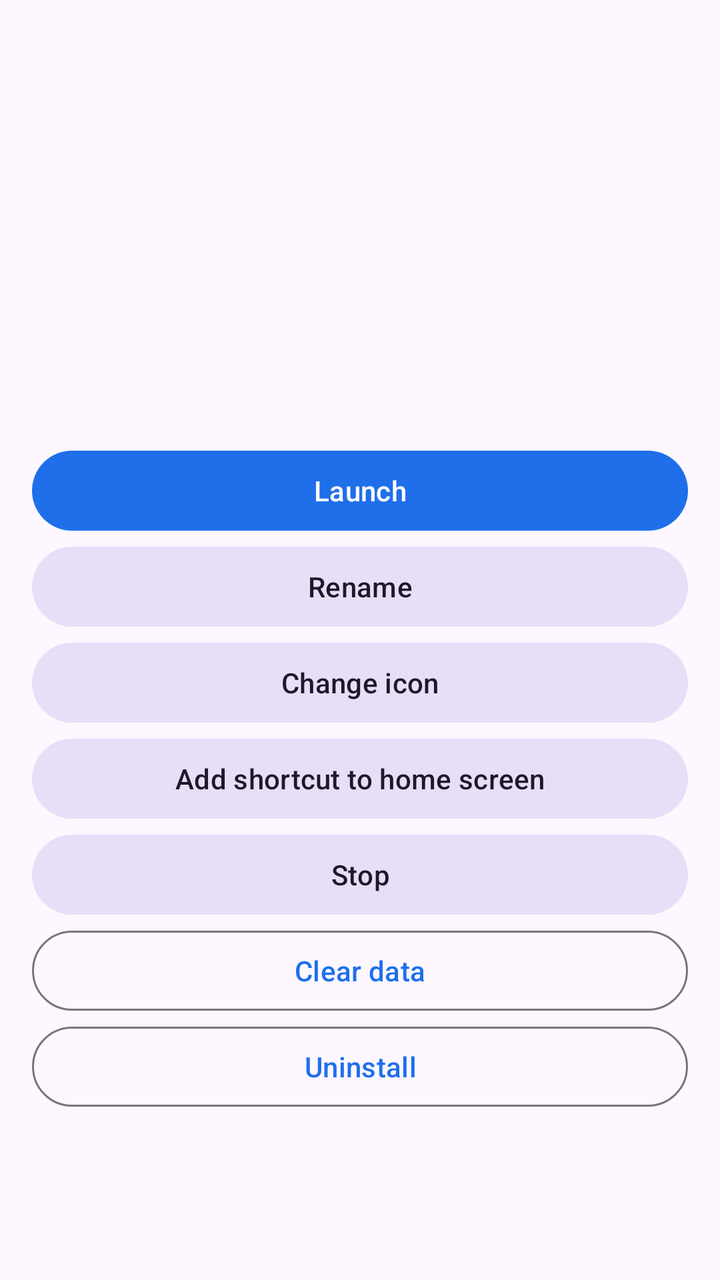
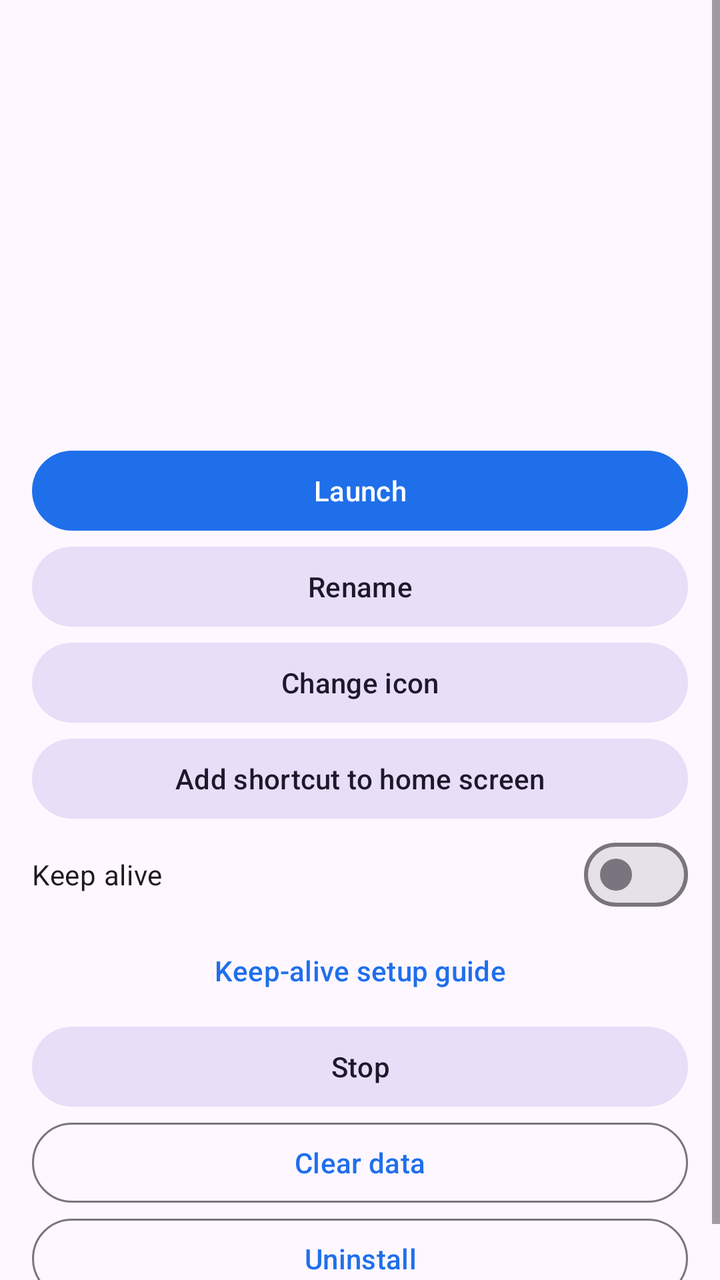

Two renders of the same Android screen: before a commit and after it. Below are the layout's source before the change and the commit's diff.
<!-- AndroidManifest.xml: application theme Theme.CloneLab -->
<!-- res/layout/activity_clone_detail.xml -->
<?xml version="1.0" encoding="utf-8"?>
<ScrollView xmlns:android="http://schemas.android.com/apk/res/android"
    android:layout_width="match_parent"
    android:layout_height="match_parent">

<LinearLayout
    android:layout_width="match_parent"
    android:layout_height="wrap_content"
    android:orientation="vertical"
    android:padding="16dp">

    <ImageView
        android:id="@+id/icon"
        android:layout_width="72dp"
        android:layout_height="72dp"
        android:importantForAccessibility="no" />

    <TextView
        android:id="@+id/name"
        android:layout_width="match_parent"
        android:layout_height="wrap_content"
        android:layout_marginTop="12dp"
        android:textAppearance="?attr/textAppearanceHeadlineSmall" />

    <TextView
        android:id="@+id/packageName"
        android:layout_width="match_parent"
        android:layout_height="wrap_content"
        android:layout_marginTop="8dp" />

    <TextView
        android:id="@+id/number"
        android:layout_width="match_parent"
        android:layout_height="wrap_content" />

    <TextView
        android:id="@+id/state"
        android:layout_width="match_parent"
        android:layout_height="wrap_content" />

    <LinearLayout
        android:id="@+id/actions"
        android:layout_width="match_parent"
        android:layout_height="wrap_content"
        android:layout_marginTop="24dp"
        android:orientation="vertical">

        <Button
            android:id="@+id/launch"
            android:layout_width="match_parent"
            android:layout_height="wrap_content"
            android:text="@string/detail_launch" />

        <Button
            android:id="@+id/rename"
            style="@style/Widget.Material3.Button.TonalButton"
            android:layout_width="match_parent"
            android:layout_height="wrap_content"
            android:text="@string/detail_rename" />

        <Button
            android:id="@+id/editIcon"
            style="@style/Widget.Material3.Button.TonalButton"
            android:layout_width="match_parent"
            android:layout_height="wrap_content"
            android:text="@string/detail_edit_icon" />

        <Button
            android:id="@+id/addShortcut"
            style="@style/Widget.Material3.Button.TonalButton"
            android:layout_width="match_parent"
            android:layout_height="wrap_content"
            android:text="@string/detail_add_shortcut" />

        <Button
            android:id="@+id/stop"
            style="@style/Widget.Material3.Button.TonalButton"
            android:layout_width="match_parent"
            android:layout_height="wrap_content"
            android:text="@string/detail_stop" />

        <Button
            android:id="@+id/clearData"
            style="@style/Widget.Material3.Button.OutlinedButton"
            android:layout_width="match_parent"
            android:layout_height="wrap_content"
            android:text="@string/detail_clear_data" />

        <Button
            android:id="@+id/uninstall"
            style="@style/Widget.Material3.Button.OutlinedButton"
            android:layout_width="match_parent"
            android:layout_height="wrap_content"
            android:text="@string/detail_uninstall" />
    </LinearLayout>

    <Button
        android:id="@+id/remove"
        android:layout_width="match_parent"
        android:layout_height="wrap_content"
        android:layout_marginTop="24dp"
        android:text="@string/detail_remove"
        android:visibility="gone" />
</LinearLayout>
</ScrollView>
<!-- resources referenced by this layout -->
<resources>
  <string name="detail_add_shortcut">Add shortcut to home screen</string>
  <string name="detail_clear_data">Clear data</string>
  <string name="detail_edit_icon">Change icon</string>
  <string name="detail_launch">Launch</string>
  <string name="detail_remove">Remove</string>
  <string name="detail_rename">Rename</string>
  <string name="detail_stop">Stop</string>
  <string name="detail_uninstall">Uninstall</string>
  <style name="Theme.CloneLab" parent="Theme.Material3.DayNight">
          <item name="colorPrimary">@color/brand</item>
          <item name="colorOnPrimary">@color/white</item>
      </style>
  <color name="brand">#1F6FEB</color>
  <color name="white">#FFFFFF</color>
</resources>

<!-- the commit's change to res/layout/activity_clone_detail.xml (unified diff, before → after) -->
@@ -72,6 +72,19 @@
             android:layout_height="wrap_content"
             android:text="@string/detail_add_shortcut" />
 
+        <com.google.android.material.materialswitch.MaterialSwitch
+            android:id="@+id/keepAlive"
+            android:layout_width="match_parent"
+            android:layout_height="wrap_content"
+            android:text="@string/detail_keep_alive" />
+
+        <Button
+            android:id="@+id/keepAliveGuide"
+            style="@style/Widget.Material3.Button.TextButton"
+            android:layout_width="match_parent"
+            android:layout_height="wrap_content"
+            android:text="@string/detail_keep_alive_guide" />
+
         <Button
             android:id="@+id/stop"
             style="@style/Widget.Material3.Button.TonalButton"
<!-- resource entries referenced after the edit -->
@@ -3,6 +3,8 @@
   <string name="detail_add_shortcut">Add shortcut to home screen</string>
   <string name="detail_clear_data">Clear data</string>
   <string name="detail_edit_icon">Change icon</string>
+  <string name="detail_keep_alive">Keep alive</string>
+  <string name="detail_keep_alive_guide">Keep-alive setup guide</string>
   <string name="detail_launch">Launch</string>
   <string name="detail_remove">Remove</string>
   <string name="detail_rename">Rename</string>
